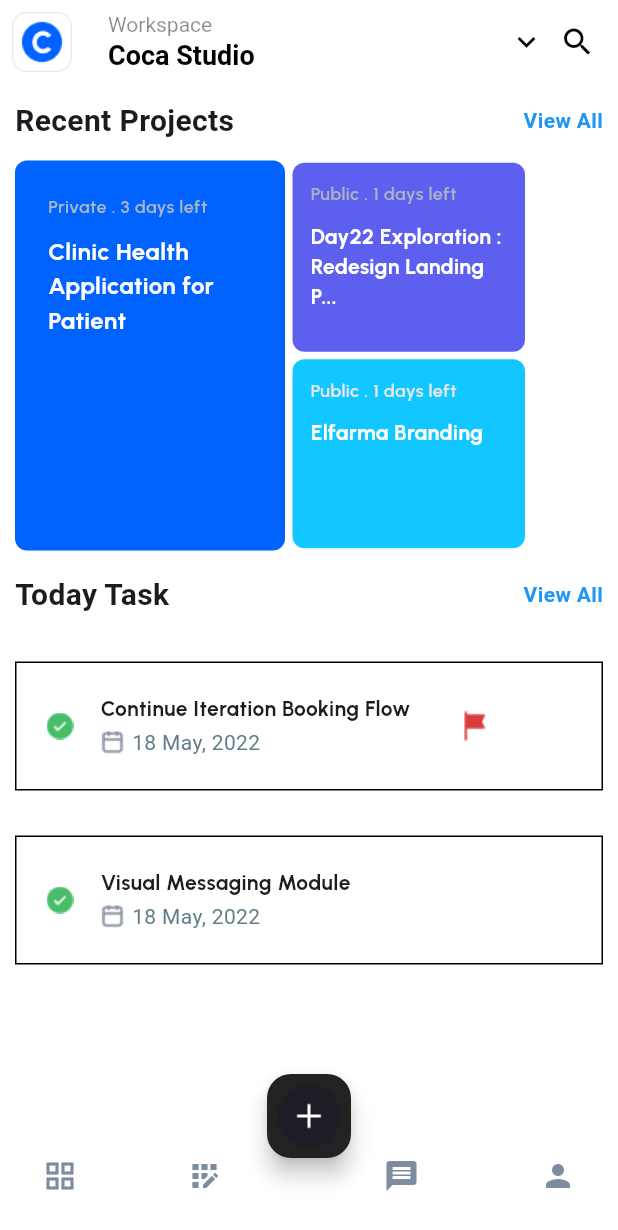
After one commit to bazrul1/flutter_application_2, a Flutter app: the HomeV01 screen opened directly, on a phone screen of 412 x 824 dp. The commit adds this screen. Shown: the top 1230 px of the screen. Run offline on Flutter 3.47's test engine with Material 3 defaults, Android fonts, the phone set to English and light mode, and no system bars; our stand-ins replace google_fonts, shared_preferences; accounts and stored records are empty.

Commit message:
home_v01
close

```diff
--- /dev/null
+++ b/lib/Home_V01.dart
@@ -0,0 +1,356 @@
+import 'package:flutter/material.dart';
+import 'package:flutter_application_2/sing_in.dart';
+import 'package:google_fonts/google_fonts.dart';
+import 'package:shared_preferences/shared_preferences.dart';
+
+class HomeV01 extends StatefulWidget {
+  const HomeV01({Key? key}) : super(key: key);
+
+  @override
+  _HomeV01State createState() => _HomeV01State();
+}
+
+class _HomeV01State extends State<HomeV01> {
+
+
+logout () async {
+  SharedPreferences BS = await SharedPreferences.getInstance();
+  BS.setString("login", "false");
+  Navigator.push(context, MaterialPageRoute(builder: (_) =>  SingIn()));
+}
+
+
+
+
+
+
+
+
+  @override
+  Widget build(BuildContext context) {
+    return Scaffold(
+      backgroundColor: Colors.white,
+      appBar: AppBar(
+        backgroundColor: Colors.white,
+        elevation: 0,
+        leading: Padding(
+          padding: const EdgeInsets.all(8.0),
+          child: Image.asset('assets/logohome.png'), // Logo here
+        ),
+        title: Column(
+          crossAxisAlignment: CrossAxisAlignment.start,
+          children: const [
+            Text(
+              "Workspace",
+              style: TextStyle(color: Colors.black45, fontSize: 14),
+            ),
+            Text(
+              "Coca Studio",
+              style: TextStyle(
+                color: Colors.black,
+                fontSize: 18,
+                fontWeight: FontWeight.bold,
+              ),
+            ),
+          ],
+        ),
+        actions: const [
+          Icon(Icons.keyboard_arrow_down, color: Colors.black),
+          SizedBox(width: 10),
+          Icon(Icons.search, color: Colors.black),
+          SizedBox(width: 15),
+        ],
+      ),
+
+      body: Padding(
+        padding: const EdgeInsets.symmetric(horizontal: 10),
+        child: ListView(
+          children: [
+            SizedBox(height: 10),
+            Row(
+              mainAxisAlignment: MainAxisAlignment.spaceBetween,
+              children: const [
+                Text(
+                  "Recent Projects",
+                  style: TextStyle(fontSize: 20, fontWeight: FontWeight.w700),
+                ),
+                Text(
+                  "View All",
+                  style: TextStyle(
+                    fontSize: 14,
+                    fontWeight: FontWeight.w700,
+                    color: Colors.blue,
+                  ),
+                ),
+              ],
+            ),
+
+            SizedBox(height: 12),
+            Row(
+              children: [
+                Container(
+                  padding: const EdgeInsets.all(22),
+                  decoration: BoxDecoration(
+                    color: Color(0xfff0062FF),
+                    borderRadius: BorderRadius.circular(8),
+                  ),
+
+                  height: 260,
+                  width: 180,
+                  child: Column(
+                    crossAxisAlignment: CrossAxisAlignment.start,
+                    children: [
+                      Text(
+                        "Private . 3 days left",
+                        style: GoogleFonts.urbanist(
+                          textStyle: TextStyle(
+                            fontSize: 12,
+                            fontWeight: FontWeight.w600,
+                            color: Color.fromARGB(255, 168, 182, 201),
+                          ),
+                        ),
+                      ),
+                      SizedBox(height: 10),
+                      Text(
+                        "Clinic Health\nApplication for\nPatient",
+                        style: GoogleFonts.urbanist(
+                          textStyle: TextStyle(
+                            fontSize: 16,
+                            fontWeight: FontWeight.w700,
+                            color: Color.fromARGB(255, 255, 255, 255),
+                          ),
+                        ),
+                      ),
+                    ],
+                  ),
+                ),
+                SizedBox(width: 5),
+                Column(
+                  children: [
+                    Container(
+                      padding: const EdgeInsets.all(12),
+                      decoration: BoxDecoration(
+                        color: Color(0xfff5D5FEF),
+                        borderRadius: BorderRadius.circular(8),
+                      ),
+
+                      height: 126,
+                      width: 155,
+
+                      child: Column(
+                        crossAxisAlignment: CrossAxisAlignment.start,
+                        children: [
+                          Text(
+                            "Public . 1 days left",
+                            style: GoogleFonts.urbanist(
+                              textStyle: TextStyle(
+                                fontSize: 12,
+                                fontWeight: FontWeight.w600,
+                                color: Color.fromARGB(255, 168, 180, 197),
+                              ),
+                            ),
+                          ),
+                          SizedBox(height: 10),
+                          Text(
+                            "Day22 Exploration :\nRedesign Landing P...",
+                            style: GoogleFonts.urbanist(
+                              textStyle: TextStyle(
+                                fontSize: 14,
+                                fontWeight: FontWeight.w700,
+                                color: Color.fromARGB(255, 255, 255, 255),
+                              ),
+                            ),
+                          ),
+                        ],
+                      ),
+                    ),
+                    SizedBox(height: 5),
+                    Container(
+                      padding: const EdgeInsets.all(12),
+                      decoration: BoxDecoration(
+                        color: Color(0xfff12C6FF),
+                        borderRadius: BorderRadius.circular(8),
+                      ),
+
+                      height: 126,
+                      width: 155,
+
+                      child: Column(
+                        crossAxisAlignment: CrossAxisAlignment.start,
+                        children: [
+                          Text(
+                            "Public . 1 days left",
+                            style: GoogleFonts.urbanist(
+                              textStyle: TextStyle(
+                                fontSize: 12,
+                                fontWeight: FontWeight.w600,
+                                color: Color.fromARGB(255, 227, 230, 234),
+                              ),
+                            ),
+                          ),
+                          SizedBox(height: 10),
+                          Text(
+                            "Elfarma Branding",
+                            style: GoogleFonts.urbanist(
+                              textStyle: TextStyle(
+                                fontSize: 14,
+                                fontWeight: FontWeight.w700,
+                                color: Color.fromARGB(255, 255, 255, 255),
+                              ),
+                            ),
+                          ),
+                        ],
+                      ),
+                    ),
+                  ],
+                ),
+              ],
+            ),
+            SizedBox(height: 15),
+            Row(
+              mainAxisAlignment: MainAxisAlignment.spaceBetween,
+              children: const [
+                Text(
+                  "Today Task",
+                  style: TextStyle(fontSize: 20, fontWeight: FontWeight.w700),
+                ),
+                Text(
+                  "View All",
+                  style: TextStyle(
+                    fontSize: 14,
+                    fontWeight: FontWeight.w700,
+                    color: Colors.blue,
+                  ),
+                ),
+              ],
+            ),
+            SizedBox(height: 30),
+
+            Container(
+              height: 86,
+              width: 335,
+              decoration: BoxDecoration(border: Border.all()),
+              child: Padding(
+                padding: const EdgeInsets.all(20.0),
+                child: Row(
+                  children: [
+                    Image.asset('assets/Group 33136.png'),
+                    SizedBox(width: 18),
+                    Column(
+                      crossAxisAlignment: CrossAxisAlignment.start,
+                      children: [
+                        Text(
+                          "Continue Iteration Booking Flow",
+                          style: GoogleFonts.urbanist(
+                            fontSize: 14,
+                            fontWeight: FontWeight.w700,
+                          ),
+                        ),
+                        SizedBox(height: 3),
+                        Row(
+                          children: [
+                            Image.asset('assets/ic-calendar.png'),
+                            SizedBox(width: 5),
+                            Text(
+                              "18 May, 2022",
+                              style: TextStyle(color: Colors.blueGrey),
+                            ),
+                          ],
+                        ),
+                      ],
+                    ),
+                    SizedBox(width: 30),
+                    Image.asset('assets/Icon Frame.png'),
+                  ],
+                ),
+              ),
+            ),
+
+SizedBox(height: 30),
+
+            Container(
+              height: 86,
+              width: 335,
+              decoration: BoxDecoration(border: Border.all()),
+              child: Padding(
+                padding: const EdgeInsets.all(20.0),
+                child: Row(
+                  children: [
+                    Image.asset('assets/Group 33136.png'),
+                    SizedBox(width: 18),
+                    Column(
+                      crossAxisAlignment: CrossAxisAlignment.start,
+                      children: [
+                        Text(
+                          "Visual Messaging Module",
+                          style: GoogleFonts.urbanist(
+                            fontSize: 14,
+                            fontWeight: FontWeight.w700,
+                          ),
+                        ),
+                        SizedBox(height: 3),
+                        Row(
+                          children: [
+                            Image.asset('assets/ic-calendar.png'),
+                            SizedBox(width: 5),
+                            Text(
+                              "18 May, 2022",
+                              style: TextStyle(color: Colors.blueGrey),
+                            ),
+                          ],
+                        ),
+                      ],
+                    ),
+
+                  ],
+                ),
+              ),
+            ),
+
+
+
+          ],
+        ),
+      ),
+      bottomNavigationBar: BottomAppBar(
+        shape: const CircularNotchedRectangle(),
+        notchMargin: 6.0,
+        color: Color(0xffFFFFFF),
+        child: Row(
+          mainAxisAlignment: MainAxisAlignment.spaceBetween,
+          children: [
+            IconButton(
+              icon: const Icon(Icons.grid_view),
+              color: Color(0xfff7E8CA0),
+              onPressed: () {logout();},
+            ),
+            const SizedBox(width: 20),
+            IconButton(
+              icon: const Icon(Icons.app_registration_sharp),
+              color: Color(0xfff7E8CA0),
+              onPressed: () {},
+            ),
+            const SizedBox(width: 55),
+            IconButton(
+              icon: const Icon(Icons.message),
+              color: Color(0xfff7E8CA0),
+              onPressed: () {},
+            ),
+            const SizedBox(width: 28),
+            IconButton(
+              icon: const Icon(Icons.person),
+              color: Color(0xfff7E8CA0),
+              onPressed: () {},
+            ),
+          ],
+        ),
+      ),
+      floatingActionButton: FloatingActionButton(
+        backgroundColor: Color.fromARGB(255, 34, 34, 34),
+        onPressed: () {},
+        child: Image.asset('assets/Dashboard.png'),
+      ),
+      floatingActionButtonLocation: FloatingActionButtonLocation.centerDocked,
+    );
+  }
+}
--- a/lib/Home_v1.dart
+++ /dev/null
@@ -1,61 +0,0 @@
-import 'package:flutter/material.dart';
-import 'package:flutter_application_2/sing_in.dart';
-import 'package:google_fonts/google_fonts.dart';
-import 'package:shared_preferences/shared_preferences.dart';
-
-class HomeV1 extends StatefulWidget {
-  const HomeV1({Key? key}) : super(key: key);
-
-  @override
-  _HomeV1State createState() => _HomeV1State();
-}
-
-class _HomeV1State extends State<HomeV1> {
-
-logout () async {
-  SharedPreferences BS = await SharedPreferences.getInstance();
-  BS.setString("login", "false");
-  Navigator.push(context, MaterialPageRoute(builder: (_) =>  SingIn()));
-}
-
-
-
-  @override
-  Widget build(BuildContext context) {
-    return Scaffold(
-      appBar: AppBar(
-        backgroundColor: const Color.fromARGB(255, 153, 236, 216),
-        title: Text(
-          "Coca Studio",
-          style: GoogleFonts.urbanist(
-            textStyle: TextStyle(fontWeight: FontWeight.w700),
-          ),
-        ),
-      ),
-      body: Column(
-        mainAxisAlignment: MainAxisAlignment.center,
-        crossAxisAlignment: CrossAxisAlignment.center,
-
-        children: [
-
-
-Center(
-  child: Container(
-    width: 100,
-    height: 40,
-    decoration:BoxDecoration(borderRadius: BorderRadius.circular(10),color: Color.fromARGB(255, 122, 232, 217),) ,
-
-    child: InkWell(child:
-    Center(
-      child: Text('Logout',style: TextStyle(fontSize: 20,
-      fontWeight: FontWeight.w700,color: Colors.red),),
-    ), onTap: () => logout()),
-  ),
-),
-
-        ],
-
-      ),
-    );
-  }
-}
--- a/lib/sing_in.dart
+++ b/lib/sing_in.dart
@@ -1,5 +1,5 @@
 import 'package:flutter/material.dart';
-import 'package:flutter_application_2/Home_v1.dart';
+import 'package:flutter_application_2/Home_V01.dart';
 import 'package:flutter_application_2/sing_up.dart';
 import 'package:google_fonts/google_fonts.dart';
 import 'package:shared_preferences/shared_preferences.dart';
@@ -30,7 +30,7 @@ Userlogin() async {
         if (emailget == email.text && passwordget == password.text) {
           BS.setString("login", "true");
           Navigator.push(
-              context, MaterialPageRoute(builder: (_) => HomeV1()));
+              context, MaterialPageRoute(builder: (_) => HomeV01()));
         } else {
           print("Data not valid");
         }
@@ -47,7 +47,7 @@ Userlogin() async {
       if (BS.getString("login") != null) {
         if (BS.getString("login") == "true") {
           Navigator.push(
-              context, MaterialPageRoute(builder: (_) => HomeV1()));
+              context, MaterialPageRoute(builder: (_) => HomeV01()));
         }
       }
     });
--- a/lib/sing_up.dart
+++ b/lib/sing_up.dart
@@ -12,33 +12,41 @@ class SingUp extends StatefulWidget {
 
 class _SingUpState extends State<SingUp> {
 
-String? _errorMessage;
+// String? _errorMessage;
 
-final RegExp _regex = RegExp(r'^[1-9][A-Za-z]{7}$');
+// final RegExp _regexNumber = RegExp(r'^[1-9][A-Za-z]{7}$');
+// final RegExp _regexUpercase = RegExp(r'^[1-9][A-Za-z]{7}$');
+// final RegExp _regexLowercase = RegExp(r'^[1-9][A-Za-z]{7}$');
 
 
-void _validateInput(String value) {
-setState(() {
+// void _validateInput(String value) {
+// setState(() {
 
-if (value.length != 8) {
+// if (value.length != 8) {
 
-_errorMessage = "Text must be exactly 8 characters long.";
+// _errorMessage = "Text must be exactly 8 characters long.";
 
-} else if (!_regex.hasMatch(value)) {
+// } else if (!_regex.hasMatch(value)) {
 
-_errorMessage =
+// _errorMessage =
 
-"Invalid input. Start with a digit (1-9) and include uppercase and lowercase letters.";
+// "Invalid input. Start with a digit (1-9) and include uppercase and lowercase letters.";
 
-} else {
+// } else {
 
-_errorMessage = null;
-}
+// _errorMessage = null;
+// }
 
-});
+// });
 
-}
+// }
 
+// TextEditingController passCtr = TextEditingController();
+// String passtext = "";
+// bool numbercheck = false;
+// bool upercase = false;
+// bool lowercase = false;
+// bool lanthcase = false;
 
 
 
@@ -61,8 +69,8 @@ _errorMessage = null;
       Navigator.push(context, MaterialPageRoute(builder: (_) => SingIn()));
     }
   }
-TextEditingController passCtr = TextEditingController();
-String passtext = "";
+
+
 
 Widget Statuswidget(String msg,{ bool ? isok = false}){
   return Container(
@@ -230,15 +238,15 @@ Widget Statuswidget(String msg,{ bool ? isok = false}){
                   ),
                 ),
               ),
-              SizedBox(height: 15),
-              if(passtext.length > 1)
-             Column(
-              children: [
+              // SizedBox(height: 15),
+            //   if(passtext.length > 1)
+            //  Column(
+            //   children: [
 
-               Statuswidget("Minimum 8 characters"),
-              Statuswidget("Atleast 1 number (1-9)"),
-              Statuswidget("Atleast lowercase or uppercase letters"),
-             ],),
+            //    Statuswidget("Minimum 8 characters"),
+            //   Statuswidget("Atleast 1 number (1-9)"),
+            //   Statuswidget("Atleast lowercase or uppercase letters"),
+            //  ],),
               SizedBox(height: 15),
 
               Row(
```
Also changed, not shown: assets/Dashboard.png (added), assets/Group 33136.png (added), assets/Icon Frame.png (added), assets/ic-calendar.png (added), assets/logohome.png (added).
